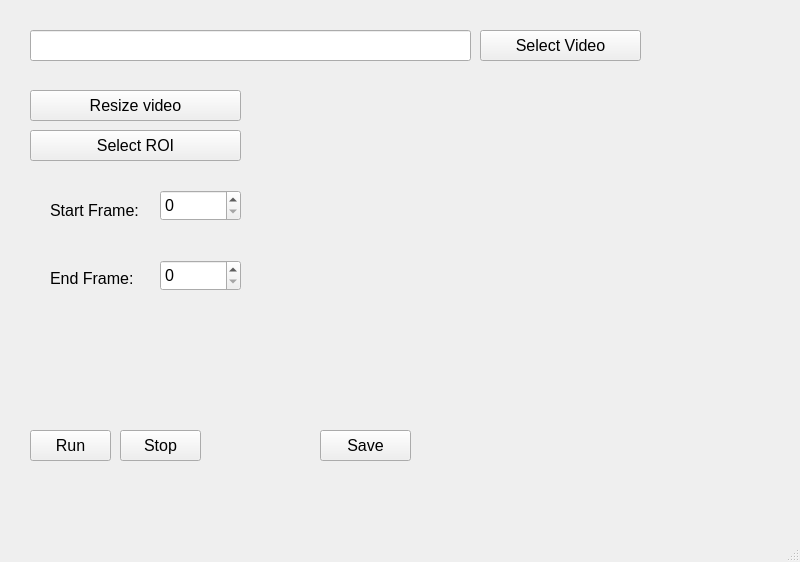
Above: MiTrace/gui/main.ui from bian-lab/MiTrace before the change. Below: the same form after it.
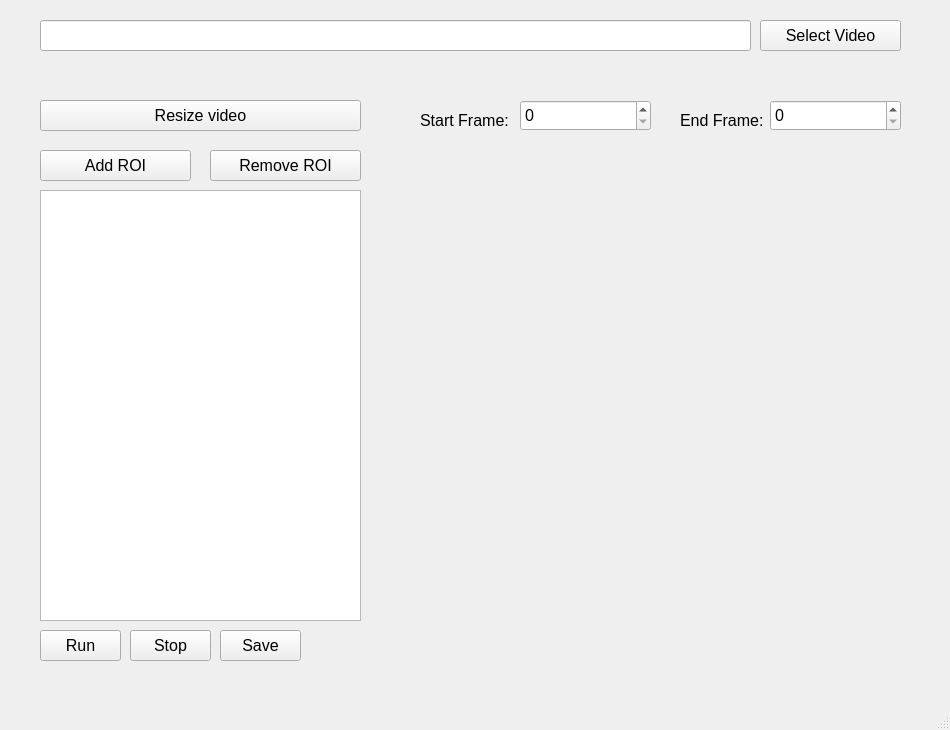
That is the form after the change.

Diff of the .ui file:
```diff
--- a/MiTrace/gui/main.ui
+++ b/MiTrace/gui/main.ui
@@ -6,98 +6,31 @@
    <rect>
     <x>0</x>
     <y>0</y>
-    <width>800</width>
-    <height>562</height>
+    <width>950</width>
+    <height>730</height>
    </rect>
   </property>
+  <property name="minimumSize">
+   <size>
+    <width>950</width>
+    <height>500</height>
+   </size>
+  </property>
+  <property name="maximumSize">
+   <size>
+    <width>1000000</width>
+    <height>100000</height>
+   </size>
+  </property>
   <property name="windowTitle">
    <string>MainWindow</string>
   </property>
   <widget class="QWidget" name="centralwidget">
-   <widget class="QLineEdit" name="VideoPathEditor">
-    <property name="geometry">
-     <rect>
-      <x>30</x>
-      <y>30</y>
-      <width>441</width>
-      <height>31</height>
-     </rect>
-    </property>
-    <property name="font">
-     <font>
-      <family>Microsoft JhengHei UI</family>
-      <pointsize>12</pointsize>
-     </font>
-    </property>
-    <property name="dragEnabled">
-     <bool>false</bool>
-    </property>
-    <property name="readOnly">
-     <bool>true</bool>
-    </property>
-   </widget>
-   <widget class="QPushButton" name="VideoPathBt">
-    <property name="geometry">
-     <rect>
-      <x>480</x>
-      <y>30</y>
-      <width>161</width>
-      <height>31</height>
-     </rect>
-    </property>
-    <property name="font">
-     <font>
-      <family>Microsoft JhengHei UI</family>
-      <pointsize>12</pointsize>
-     </font>
-    </property>
-    <property name="text">
-     <string>Select Video</string>
-    </property>
-   </widget>
-   <widget class="QPushButton" name="ResizeVideoBt">
-    <property name="geometry">
-     <rect>
-      <x>30</x>
-      <y>90</y>
-      <width>211</width>
-      <height>31</height>
-     </rect>
-    </property>
-    <property name="font">
-     <font>
-      <family>Microsoft JhengHei UI</family>
-      <pointsize>12</pointsize>
-     </font>
-    </property>
-    <property name="text">
-     <string>Resize video</string>
-    </property>
-   </widget>
-   <widget class="QPushButton" name="pushButton_3">
-    <property name="geometry">
-     <rect>
-      <x>30</x>
-      <y>130</y>
-      <width>211</width>
-      <height>31</height>
-     </rect>
-    </property>
-    <property name="font">
-     <font>
-      <family>Microsoft JhengHei UI</family>
-      <pointsize>12</pointsize>
-     </font>
-    </property>
-    <property name="text">
-     <string>Select ROI</string>
-    </property>
-   </widget>
    <widget class="QPushButton" name="RunBt">
     <property name="geometry">
      <rect>
-      <x>30</x>
-      <y>430</y>
+      <x>40</x>
+      <y>630</y>
       <width>81</width>
       <height>31</height>
      </rect>
@@ -115,8 +48,8 @@
    <widget class="QPushButton" name="StopBt">
     <property name="geometry">
      <rect>
-      <x>120</x>
-      <y>430</y>
+      <x>130</x>
+      <y>630</y>
       <width>81</width>
       <height>31</height>
      </rect>
@@ -134,10 +67,10 @@
    <widget class="QLabel" name="label">
     <property name="geometry">
      <rect>
-      <x>50</x>
-      <y>200</y>
-      <width>101</width>
-      <height>21</height>
+      <x>420</x>
+      <y>110</y>
+      <width>91</width>
+      <height>20</height>
      </rect>
     </property>
     <property name="font">
@@ -153,10 +86,10 @@
    <widget class="QLabel" name="label_2">
     <property name="geometry">
      <rect>
-      <x>50</x>
-      <y>270</y>
-      <width>91</width>
-      <height>16</height>
+      <x>680</x>
+      <y>110</y>
+      <width>84</width>
+      <height>20</height>
      </rect>
     </property>
     <property name="font">
@@ -169,28 +102,12 @@
      <string>End Frame:</string>
     </property>
    </widget>
-   <widget class="QSpinBox" name="startFrameEditor">
-    <property name="geometry">
-     <rect>
-      <x>160</x>
-      <y>190</y>
-      <width>81</width>
-      <height>31</height>
-     </rect>
-    </property>
-    <property name="font">
-     <font>
-      <family>Microsoft JhengHei UI</family>
-      <pointsize>12</pointsize>
-     </font>
-    </property>
-   </widget>
    <widget class="QSpinBox" name="endFrameEditor">
     <property name="geometry">
      <rect>
-      <x>160</x>
-      <y>260</y>
-      <width>81</width>
+      <x>770</x>
+      <y>100</y>
+      <width>131</width>
       <height>31</height>
      </rect>
     </property>
@@ -207,9 +124,9 @@
    <widget class="QLabel" name="statusLabel">
     <property name="geometry">
      <rect>
-      <x>220</x>
-      <y>430</y>
-      <width>111</width>
+      <x>40</x>
+      <y>60</y>
+      <width>861</width>
       <height>31</height>
      </rect>
     </property>
@@ -226,9 +143,9 @@
    <widget class="QPushButton" name="saveBt">
     <property name="geometry">
      <rect>
-      <x>320</x>
-      <y>430</y>
-      <width>91</width>
+      <x>220</x>
+      <y>630</y>
+      <width>81</width>
       <height>31</height>
      </rect>
     </property>
@@ -242,16 +159,161 @@
      <string>Save</string>
     </property>
    </widget>
-  </widget>
-  <widget class="QMenuBar" name="menubar">
-   <property name="geometry">
-    <rect>
-     <x>0</x>
-     <y>0</y>
-     <width>800</width>
-     <height>23</height>
-    </rect>
-   </property>
+   <widget class="QListView" name="ROIListView">
+    <property name="geometry">
+     <rect>
+      <x>40</x>
+      <y>190</y>
+      <width>321</width>
+      <height>431</height>
+     </rect>
+    </property>
+    <property name="minimumSize">
+     <size>
+      <width>320</width>
+      <height>0</height>
+     </size>
+    </property>
+    <property name="selectionMode">
+     <enum>QAbstractItemView::MultiSelection</enum>
+    </property>
+   </widget>
+   <widget class="QPushButton" name="addROIBt">
+    <property name="geometry">
+     <rect>
+      <x>40</x>
+      <y>150</y>
+      <width>151</width>
+      <height>31</height>
+     </rect>
+    </property>
+    <property name="font">
+     <font>
+      <family>Microsoft JhengHei UI</family>
+      <pointsize>12</pointsize>
+     </font>
+    </property>
+    <property name="text">
+     <string>Add ROI</string>
+    </property>
+   </widget>
+   <widget class="QPushButton" name="removeROIBt">
+    <property name="geometry">
+     <rect>
+      <x>210</x>
+      <y>150</y>
+      <width>151</width>
+      <height>31</height>
+     </rect>
+    </property>
+    <property name="font">
+     <font>
+      <family>Microsoft JhengHei UI</family>
+      <pointsize>12</pointsize>
+     </font>
+    </property>
+    <property name="text">
+     <string>Remove ROI</string>
+    </property>
+   </widget>
+   <widget class="QPushButton" name="ResizeVideoBt">
+    <property name="geometry">
+     <rect>
+      <x>40</x>
+      <y>100</y>
+      <width>321</width>
+      <height>31</height>
+     </rect>
+    </property>
+    <property name="font">
+     <font>
+      <family>Microsoft JhengHei UI</family>
+      <pointsize>12</pointsize>
+     </font>
+    </property>
+    <property name="text">
+     <string>Resize video</string>
+    </property>
+   </widget>
+   <widget class="QLineEdit" name="VideoPathEditor">
+    <property name="geometry">
+     <rect>
+      <x>40</x>
+      <y>20</y>
+      <width>711</width>
+      <height>31</height>
+     </rect>
+    </property>
+    <property name="font">
+     <font>
+      <family>Microsoft JhengHei UI</family>
+      <pointsize>12</pointsize>
+     </font>
+    </property>
+    <property name="dragEnabled">
+     <bool>false</bool>
+    </property>
+    <property name="readOnly">
+     <bool>true</bool>
+    </property>
+   </widget>
+   <widget class="QPushButton" name="VideoPathBt">
+    <property name="geometry">
+     <rect>
+      <x>760</x>
+      <y>20</y>
+      <width>141</width>
+      <height>31</height>
+     </rect>
+    </property>
+    <property name="font">
+     <font>
+      <family>Microsoft JhengHei UI</family>
+      <pointsize>12</pointsize>
+     </font>
+    </property>
+    <property name="text">
+     <string>Select Video</string>
+    </property>
+   </widget>
+   <widget class="QSpinBox" name="startFrameEditor">
+    <property name="geometry">
+     <rect>
+      <x>520</x>
+      <y>100</y>
+      <width>131</width>
+      <height>31</height>
+     </rect>
+    </property>
+    <property name="font">
+     <font>
+      <family>Microsoft JhengHei UI</family>
+      <pointsize>12</pointsize>
+     </font>
+    </property>
+    <property name="maximum">
+     <number>100000000</number>
+    </property>
+   </widget>
+   <widget class="QLabel" name="imageLabel">
+    <property name="geometry">
+     <rect>
+      <x>420</x>
+      <y>150</y>
+      <width>450</width>
+      <height>450</height>
+     </rect>
+    </property>
+    <property name="minimumSize">
+     <size>
+      <width>300</width>
+      <height>270</height>
+     </size>
+    </property>
+    <property name="text">
+     <string/>
+    </property>
+   </widget>
   </widget>
   <widget class="QStatusBar" name="statusbar"/>
  </widget>
```
Left out of the diff: 4 changed lines with no effect on the pictures.
